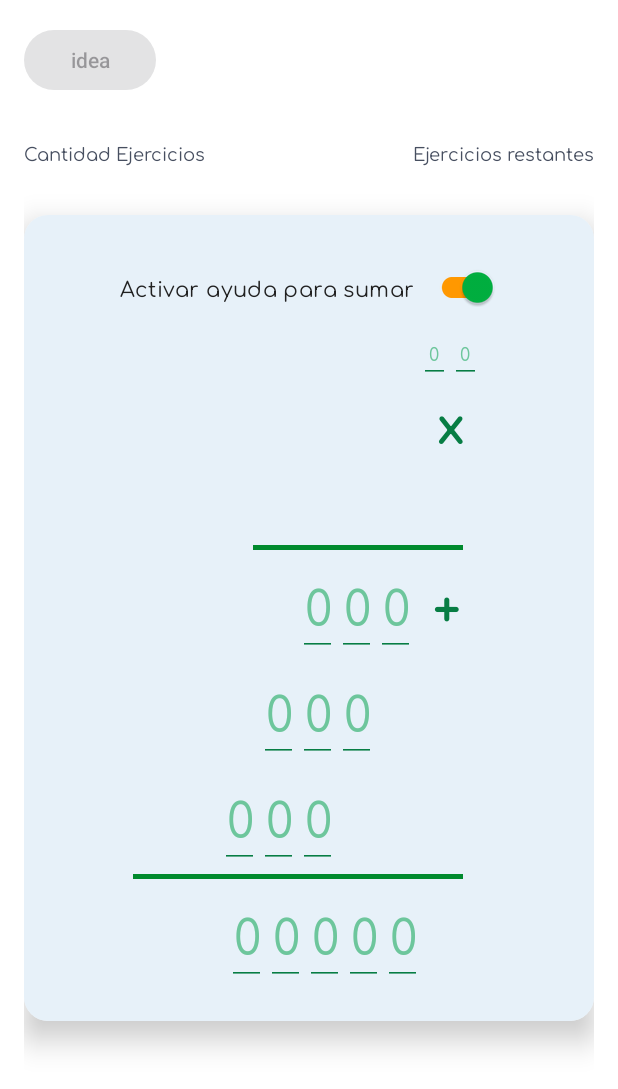
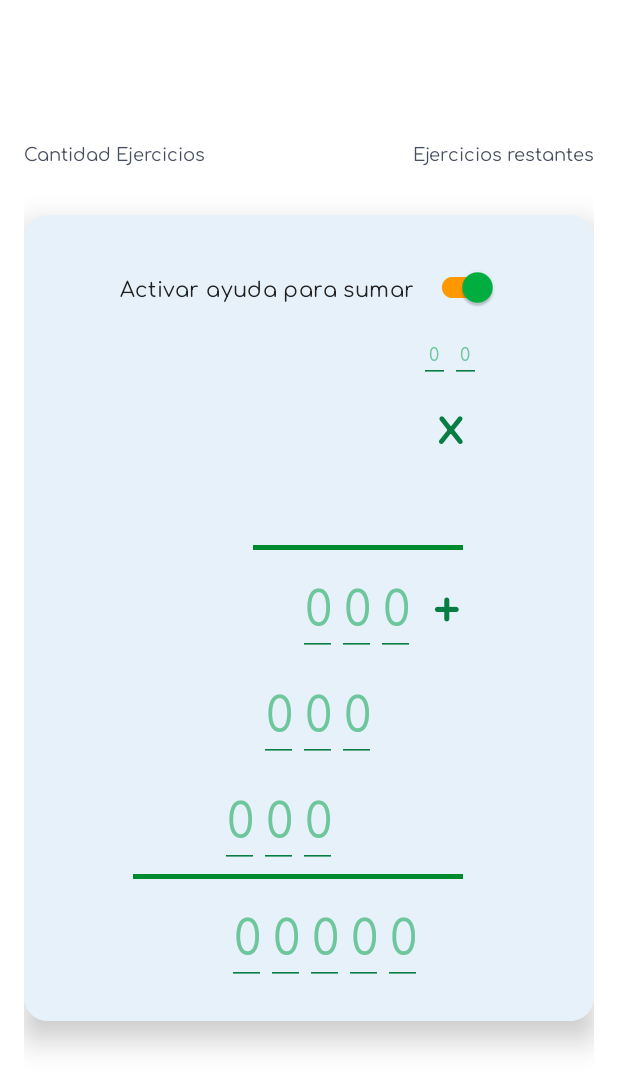
Before and after one commit to JhohellsDL/MultiplicationMasterApplication, an Android app: the ExercisesAdvancedFragment screen opened through its navigation route, on a phone screen of 412 x 824 dp. Shown: the top 1089 px of the screen. Run offline under Robolectric (Android 15) with nearby library versions, the phone set to English and light mode, and no system bars; our stand-ins replace AdMob, data binding; 2 statements that could not run were skipped.

Commit message:
add button idea, and functionality

```diff
--- a/app/src/main/java/com/jdlstudios/multiplicationmasterapplication/ui/screens/ExercisesAdvancedFragment.kt
+++ b/app/src/main/java/com/jdlstudios/multiplicationmasterapplication/ui/screens/ExercisesAdvancedFragment.kt
@@ -55,7 +55,7 @@ class ExercisesAdvancedFragment : Fragment() {
     ): View {
         binding = FragmentExercisesAdvancedBinding.inflate(inflater)
 
-        binding.buttonIdea.isEnabled = false
+        binding.buttonIdea.isVisible = false
         val adRequest = AdRequest.Builder().build()
         RewardedAd.load(
             requireContext(),
@@ -68,7 +68,7 @@ class ExercisesAdvancedFragment : Fragment() {
                 }
 
                 override fun onAdLoaded(ad: RewardedAd) {
-                    binding.buttonIdea.isEnabled = true
+                    binding.buttonIdea.isVisible = true
                     Log.d(TAG, "Ad was loaded.")
                     rewardedAd = ad
                     val options = ServerSideVerificationOptions.Builder()
@@ -389,6 +389,6 @@ class ExercisesAdvancedFragment : Fragment() {
         val op1: Int = currentExercise!!.operand1
         val op2: Int = currentExercise!!.operand2
         calculateMultiplicationAndDecompose(op1, op2)
-        binding.buttonIdea.isEnabled = false
+        binding.buttonIdea.isVisible = false
     }
 }
--- a/app/src/main/java/com/jdlstudios/multiplicationmasterapplication/ui/screens/ExercisesChallengingFragment.kt
+++ b/app/src/main/java/com/jdlstudios/multiplicationmasterapplication/ui/screens/ExercisesChallengingFragment.kt
@@ -59,7 +59,7 @@ class ExercisesChallengingFragment : Fragment() {
     ): View {
         binding = FragmentExercisesChallengingBinding.inflate(inflater)
 
-        binding.buttonIdea.isEnabled = false
+        binding.buttonIdea.isVisible = false
         val adRequest = AdRequest.Builder().build()
         RewardedAd.load(
             requireContext(),
@@ -72,7 +72,7 @@ class ExercisesChallengingFragment : Fragment() {
                 }
 
                 override fun onAdLoaded(ad: RewardedAd) {
-                    binding.buttonIdea.isEnabled = true
+                    binding.buttonIdea.isVisible = true
                     Log.d(TAG, "Ad was loaded.")
                     rewardedAd = ad
                     val options = ServerSideVerificationOptions.Builder()
@@ -368,6 +368,6 @@ class ExercisesChallengingFragment : Fragment() {
         val op1: Int = currentExercise!!.operand1
         val op2: Int = currentExercise!!.operand2
         calculateMultiplicationAndDecompose(op1, op2)
-        binding.buttonIdea.isEnabled = false
+        binding.buttonIdea.isVisible = false
     }
 }
--- a/app/src/main/java/com/jdlstudios/multiplicationmasterapplication/ui/screens/ExercisesFragment.kt
+++ b/app/src/main/java/com/jdlstudios/multiplicationmasterapplication/ui/screens/ExercisesFragment.kt
@@ -79,7 +79,7 @@ class ExercisesFragment : Fragment() {
     ): View {
         binding = FragmentExercisesBinding.inflate(inflater)
 
-        binding.buttonIdea.isEnabled = false
+        binding.buttonIdea.isVisible = false
         val adRequest = AdRequest.Builder().build()
         RewardedAd.load(
             requireContext(),
@@ -92,7 +92,7 @@ class ExercisesFragment : Fragment() {
                 }
 
                 override fun onAdLoaded(ad: RewardedAd) {
-                    binding.buttonIdea.isEnabled = true
+                    binding.buttonIdea.isVisible = true
                     Log.d(TAG, "Ad was loaded.")
                     rewardedAd = ad
                     val options = ServerSideVerificationOptions.Builder()
@@ -265,6 +265,6 @@ class ExercisesFragment : Fragment() {
         val op1: Int = currentExercise!!.operand1
         val op2: Int = currentExercise!!.operand2
         calculateMultiplicationAndDecompose(op1, op2)
-        binding.buttonIdea.isEnabled = false
+        binding.buttonIdea.isVisible = false
     }
 }
--- a/app/src/main/java/com/jdlstudios/multiplicationmasterapplication/ui/screens/ExercisesIntermediateFragment.kt
+++ b/app/src/main/java/com/jdlstudios/multiplicationmasterapplication/ui/screens/ExercisesIntermediateFragment.kt
@@ -57,7 +57,7 @@ class ExercisesIntermediateFragment : Fragment() {
     ): View {
         binding = FragmentExercisesIntermediateBinding.inflate(inflater)
 
-        binding.buttonIdea.isEnabled = false
+        binding.buttonIdea.isVisible = false
         val adRequest = AdRequest.Builder().build()
         RewardedAd.load(
             requireContext(),
@@ -70,7 +70,7 @@ class ExercisesIntermediateFragment : Fragment() {
                 }
 
                 override fun onAdLoaded(ad: RewardedAd) {
-                    binding.buttonIdea.isEnabled = true
+                    binding.buttonIdea.isVisible = true
                     Log.d(TAG, "Ad was loaded.")
                     rewardedAd = ad
                     val options = ServerSideVerificationOptions.Builder()
@@ -320,7 +320,7 @@ class ExercisesIntermediateFragment : Fragment() {
         val op1: Int = currentExercise!!.operand1
         val op2: Int = currentExercise!!.operand2
         calculateMultiplicationAndDecompose(op1, op2)
-        binding.buttonIdea.isEnabled = false
+        binding.buttonIdea.isVisible = false
     }
 
 }
--- a/app/src/main/res/layout/fragment_exercises_advanced.xml
+++ b/app/src/main/res/layout/fragment_exercises_advanced.xml
@@ -23,13 +23,6 @@
             app:layout_constraintStart_toStartOf="parent"
             app:layout_constraintTop_toTopOf="parent"
             tools:text="Challenging" />
-        <Button
-            android:id="@+id/button_idea"
-            android:layout_width="wrap_content"
-            android:layout_height="wrap_content"
-            android:text="idea"
-            app:layout_constraintTop_toTopOf="parent"
-            app:layout_constraintStart_toStartOf="parent"/>
 
         <TextView
             android:id="@+id/quantity_exercises_label"
@@ -52,6 +45,17 @@
             app:layout_constraintStart_toStartOf="parent"
             app:layout_constraintTop_toBottomOf="@id/difficulty_exercises_textview"
             tools:text="23" />
+
+        <ImageButton
+            android:id="@+id/button_idea"
+            android:layout_width="48dp"
+            android:layout_height="48dp"
+            android:layout_marginTop="4dp"
+            android:background="@drawable/image_idea"
+            android:visibility="gone"
+            app:layout_constraintEnd_toEndOf="parent"
+            app:layout_constraintStart_toStartOf="parent"
+            app:layout_constraintTop_toBottomOf="@id/difficulty_exercises_textview" />
 
         <TextView
             android:id="@+id/quantity_exercises_remaining_textview"
@@ -103,8 +107,8 @@
                     android:text="Activar ayuda para sumar  "
                     android:textColor="@color/textTitle"
                     app:layout_constraintEnd_toEndOf="parent"
+                    app:layout_constraintStart_toStartOf="parent"
                     app:layout_constraintTop_toTopOf="parent"
-                    app:layout_constraintStart_toStartOf="parent"
                     app:thumbTint="@color/colorButtonNormal"
                     app:trackTint="@color/accent1" />
 
@@ -151,7 +155,7 @@
                     android:textColorHint="@color/verde4"
                     android:textSize="12sp"
                     app:layout_constraintStart_toEndOf="@id/llevadita_edittext"
-                    app:layout_constraintTop_toBottomOf="@id/switch_help_add"/>
+                    app:layout_constraintTop_toBottomOf="@id/switch_help_add" />
 
                 <TextView
                     android:id="@+id/exercise_textview"
@@ -433,6 +437,7 @@
                     app:layout_constraintEnd_toStartOf="@id/answer_edittext2"
                     app:layout_constraintTop_toBottomOf="@id/divider_operation_final"
                     tools:text="6" />
+
                 <EditText
                     android:id="@+id/answer_edittext4"
                     android:layout_width="wrap_content"
```
Also changed, not shown: app/src/main/res/layout/fragment_exercises.xml (+11 -8 lines), app/src/main/res/layout/fragment_exercises_challenging.xml (+11 -8 lines), app/src/main/res/layout/fragment_exercises_intermediate.xml (+11 -8 lines), app/src/main/res/drawable/image_idea.png (added).
